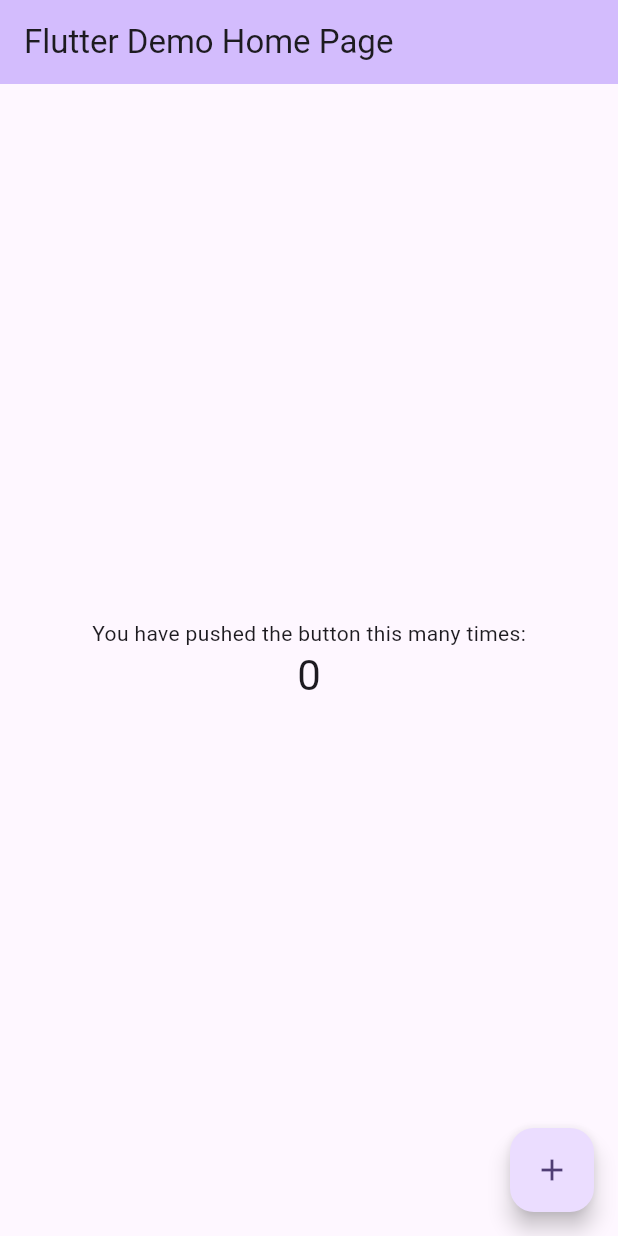
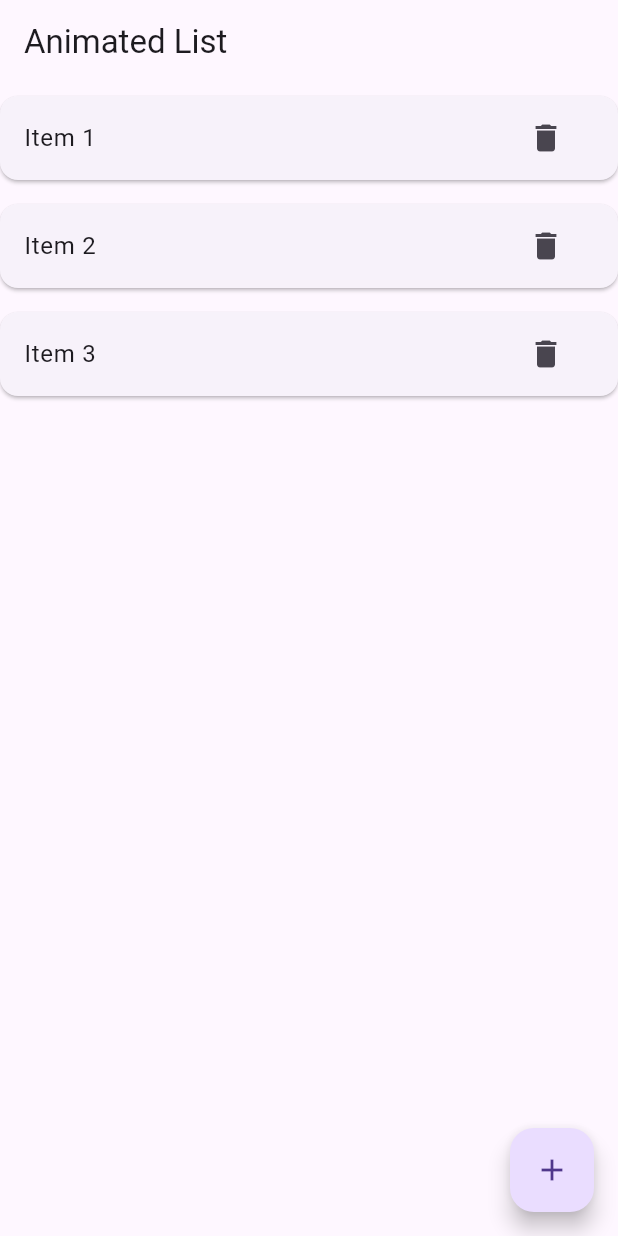
Before and after one commit to vincenttwizere/Animation-Practice, a Flutter app: the screen it shows after launch, on a phone screen of 412 x 824 dp. Run offline on Flutter 3.47's test engine with Material 3 defaults, Android fonts, the phone set to English and light mode, and no system bars.

Commit message:
updated file

```diff
--- a/lib/main.dart
+++ b/lib/main.dart
@@ -1,73 +1,91 @@
 import 'package:flutter/material.dart';
 
 void main() {
-  runApp(const MyApp());
+  runApp(MyApp());
 }
 
 class MyApp extends StatelessWidget {
-  const MyApp({super.key});
-
   @override
   Widget build(BuildContext context) {
     return MaterialApp(
-      title: 'Flutter Demo',
+      title: 'Flutter Animated List Demo',
       theme: ThemeData(
-        colorScheme: ColorScheme.fromSeed(seedColor: Colors.deepPurple),
-        useMaterial3: true,
+        primarySwatch: Colors.blue,
       ),
-      home: const MyHomePage(title: 'Flutter Demo Home Page'),
+      home: AnimatedListExample(),
     );
   }
 }
 
-class MyHomePage extends StatefulWidget {
-  const MyHomePage({super.key, required this.title});
-
-  final String title;
-
+class AnimatedListExample extends StatefulWidget {
   @override
-  State<MyHomePage> createState() => _MyHomePageState();
+  _AnimatedListExampleState createState() => _AnimatedListExampleState();
 }
 
-class _MyHomePageState extends State<MyHomePage> {
-  int _counter = 0;
+class _AnimatedListExampleState extends State<AnimatedListExample> {
+  final GlobalKey<AnimatedListState> _listKey = GlobalKey<AnimatedListState>();
+  final List<String> _items = ["Item 1", "Item 2", "Item 3"];
 
-  void _incrementCounter() {
-    setState(() {
-      _counter++;
-    });
+  void _addItem() {
+    final int index = _items.length;
+    _items.add("Item ${index + 1}");
+    _listKey.currentState?.insertItem(index);
+  }
+
+  void _removeItem(int index) {
+    final String removedItem = _items.removeAt(index);
+    _listKey.currentState?.removeItem(
+      index,
+      (context, animation) => _buildItem(removedItem, animation),
+    );
+  }
+
+  Widget _buildItem(String item, Animation<double> animation) {
+    return SizeTransition(
+      sizeFactor: animation,
+      child: Card(
+        margin: EdgeInsets.symmetric(vertical: 8.0),
+        child: ListTile(
+          title: Text(item),
+          trailing: IconButton(
+            icon: Icon(Icons.delete),
+            onPressed: () {
+              int currentIndex = _items.indexOf(item);
+              if (currentIndex != -1) {
+                _removeItem(currentIndex);
+              }
+            },
+          ),
+        ),
+      ),
+    );
   }
 
   @override
   Widget build(BuildContext context) {
     return Scaffold(
       appBar: AppBar(
-        backgroundColor: Theme.of(context).colorScheme.inversePrimary,
-        title: Text(widget.title),
+        title: Text('Animated List'),
       ),
       body: Center(
         child: Column(
           mainAxisAlignment: MainAxisAlignment.center,
-          children: <Widget>[
-            const Text('You have pushed the button this many times:'),
-            AnimatedSwitcher(
-              duration: const Duration(milliseconds: 500),
-              transitionBuilder: (Widget child, Animation<double> animation) {
-                return ScaleTransition(scale: animation, child: child);
-              },
-              child: Text(
-                '$_counter',
-                key: ValueKey<int>(_counter),
-                style: Theme.of(context).textTheme.headlineMedium,
+          children: [
+            Expanded(
+              child: AnimatedList(
+                key: _listKey,
+                initialItemCount: _items.length,
+                itemBuilder: (context, index, animation) {
+                  return _buildItem(_items[index], animation);
+                },
               ),
             ),
           ],
         ),
       ),
       floatingActionButton: FloatingActionButton(
-        onPressed: _incrementCounter,
-        tooltip: 'Increment',
-        child: const Icon(Icons.add),
+        onPressed: _addItem,
+        child: Icon(Icons.add),
       ),
     );
   }
```
